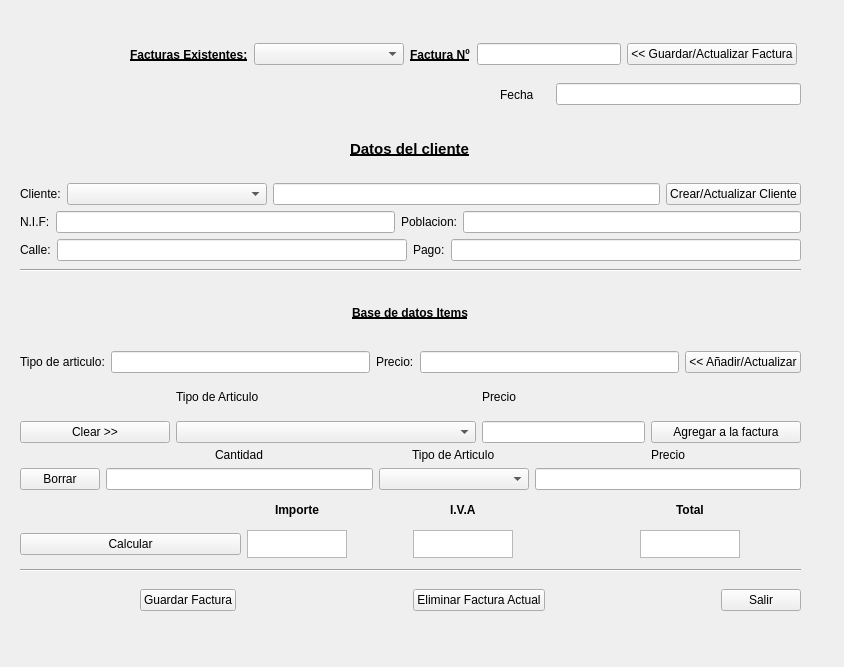
Qt form interfaz_v004.ui (damasko/facturador_git) before a commit.
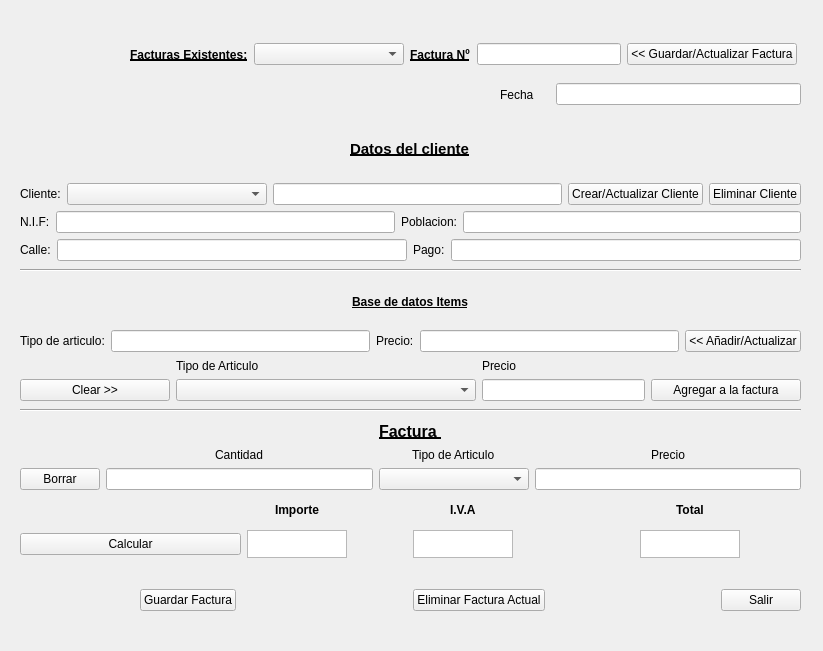
The same form after that commit.

```diff
--- a/interfaz_v004.ui
+++ b/interfaz_v004.ui
@@ -9,8 +9,8 @@
    <rect>
     <x>0</x>
     <y>0</y>
-    <width>844</width>
-    <height>667</height>
+    <width>823</width>
+    <height>651</height>
    </rect>
   </property>
   <property name="sizePolicy">
@@ -408,6 +408,13 @@
          </property>
         </widget>
        </item>
+       <item>
+        <widget class="QPushButton" name="rm_cliente">
+         <property name="text">
+          <string>Eliminar Cliente</string>
+         </property>
+        </widget>
+       </item>
       </layout>
      </item>
      <item row="1" column="0" alignment="Qt::AlignHCenter">
@@ -470,7 +477,7 @@
       <x>20</x>
       <y>280</y>
       <width>781</width>
-      <height>163</height>
+      <height>121</height>
      </rect>
     </property>
     <layout class="QGridLayout" name="gridLayout_4">
@@ -654,7 +661,7 @@
     <property name="geometry">
      <rect>
       <x>20</x>
-      <y>560</y>
+      <y>400</y>
       <width>781</width>
       <height>20</height>
      </rect>
```
